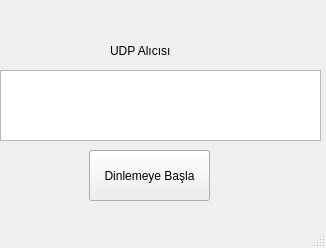
The window that receiver.ui (mcagriaksoy/PyQt--UDP-Receiver-Transmitter) describes before a commit, drawn with Qt 5.
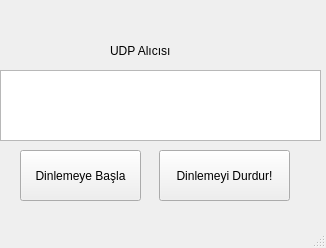
The same window after the commit.

Commit message: In the receiver part; multi-tasking feature added!

Diff of the .ui file:
```diff
--- a/receiver.ui
+++ b/receiver.ui
@@ -40,7 +40,7 @@
    <widget class="QPushButton" name="pushButton">
     <property name="geometry">
      <rect>
-      <x>89</x>
+      <x>20</x>
       <y>150</y>
       <width>121</width>
       <height>51</height>
@@ -50,6 +50,19 @@
      <string>Dinlemeye Başla</string>
     </property>
    </widget>
+   <widget class="QPushButton" name="pushButton_2">
+    <property name="geometry">
+     <rect>
+      <x>159</x>
+      <y>150</y>
+      <width>131</width>
+      <height>51</height>
+     </rect>
+    </property>
+    <property name="text">
+     <string>Dinlemeyi Durdur!</string>
+    </property>
+   </widget>
   </widget>
   <widget class="QMenuBar" name="menubar">
    <property name="geometry">
```
The commit also changes 1 other file.
